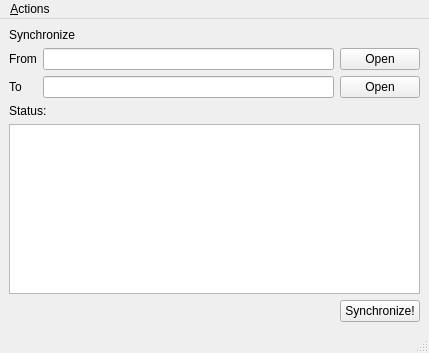
This is views/synchronizerd.ui in ROAND/filesynchronizer as Qt 5 draws it before an edit. The edited form follows.
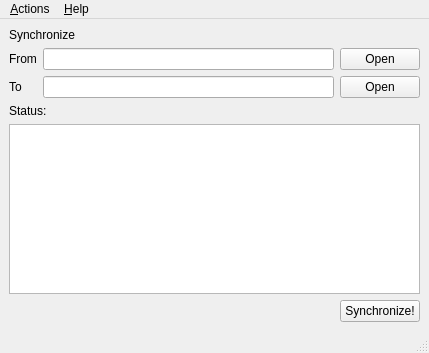
This is the edited form. Icons and pictures are not drawn.

The edit to the form file:
```diff
--- a/views/synchronizerd.ui
+++ b/views/synchronizerd.ui
@@ -125,7 +125,7 @@
      <x>0</x>
      <y>0</y>
      <width>429</width>
-     <height>23</height>
+     <height>19</height>
     </rect>
    </property>
    <widget class="QMenu" name="menu_File">
@@ -134,8 +134,17 @@
     </property>
     <addaction name="actionOpen_Folder_From"/>
     <addaction name="actionOpen_Folder_To"/>
+    <addaction name="action_Exit"/>
+   </widget>
+   <widget class="QMenu" name="menu_Help">
+    <property name="title">
+     <string>&amp;Help</string>
+    </property>
+    <addaction name="action_About"/>
+    <addaction name="actionAbout_Qt"/>
    </widget>
    <addaction name="menu_File"/>
+   <addaction name="menu_Help"/>
   </widget>
   <widget class="QStatusBar" name="statusbar"/>
   <action name="actionOpen_Folder_From">
```
Left out of the diff: 15 changed lines with no effect on the pictures.
